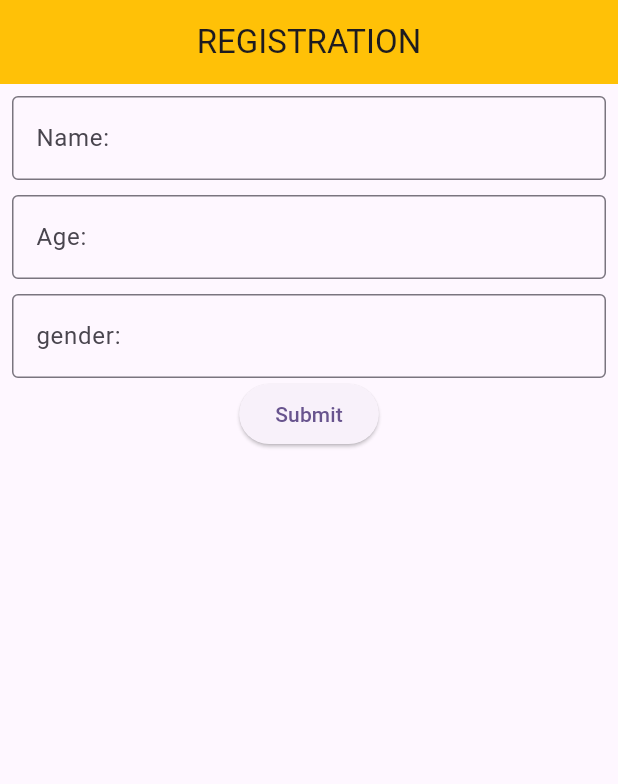
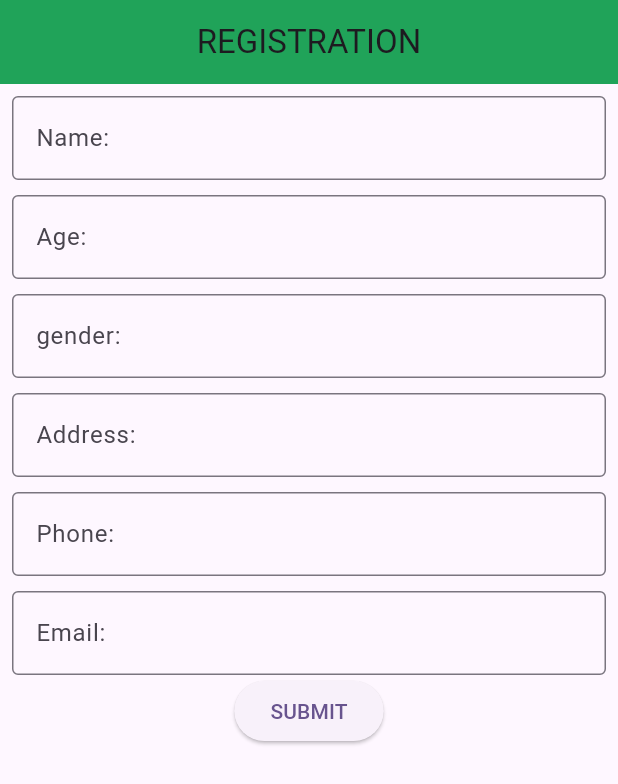
Before and after one commit to roaddamage1-cloud/roadsafetyapp, a Flutter app: the screen it shows after launch, on a phone screen of 412 x 824 dp. Shown: the top 784 px of the screen. Run offline on Flutter 3.47's test engine with Material 3 defaults, Android fonts, the phone set to English and light mode, and no system bars.

Commit message:
03-10-2025

```diff
--- a/lib/login.dart
+++ b/lib/login.dart
@@ -28,7 +28,7 @@ class Loginscreen extends StatelessWidget {
                 border: OutlineInputBorder(),
               ),
             ),
-            ElevatedButton(onPressed: (){}, child: Text("login"))
+            ElevatedButton(onPressed: (){}, child: Text("LOGIN"))
           ],
         ),
       ),
--- a/lib/main.dart
+++ b/lib/main.dart
@@ -1,4 +1,5 @@
 import 'package:flutter/material.dart';
+// ignore: unused_import
 import 'package:roadsafetyapp/login.dart';
 import 'package:roadsafetyapp/register.dart';
 
--- a/lib/register.dart
+++ b/lib/register.dart
@@ -7,10 +7,8 @@ class Register extends StatelessWidget {
   Widget build(BuildContext context) {
     return Scaffold(
       appBar: AppBar(
-        backgroundColor: Colors.amber,
-        title: Text("REGISTRATION"),
-        centerTitle: true,
-      ),
+        backgroundColor: const Color.fromARGB(255, 32, 163, 89),
+        title: Text("REGISTRATION"),centerTitle: true,),
         body: Padding(
         padding: const EdgeInsets.all(8.0),
           child: Column(
@@ -35,8 +33,29 @@ class Register extends StatelessWidget {
                 border: OutlineInputBorder(),
               ),
               ),
+              SizedBox(height: 10,),
+              TextFormField(
+              decoration: InputDecoration(
+                hintText: "Address:",
+                border: OutlineInputBorder(),
+              ),
+              ),
+              SizedBox(height: 10,),
+              TextFormField(
+              decoration: InputDecoration(
+                hintText: "Phone:",
+                border: OutlineInputBorder(),
+              ),
+              ),
+              SizedBox(height: 10,),
+              TextFormField(
+              decoration: InputDecoration(
+                hintText: "Email:",
+                border: OutlineInputBorder(),
+              ),
+              ),
 
-           ElevatedButton(onPressed: (){}, child: Text("Submit"))
+           ElevatedButton(onPressed: (){}, child: Text("SUBMIT"))
          ],
         ),
       ),
```
Also changed, not shown: lib/alert.dart (added, +57 -0 lines). Lines whose indentation alone changed are shown as unchanged.
